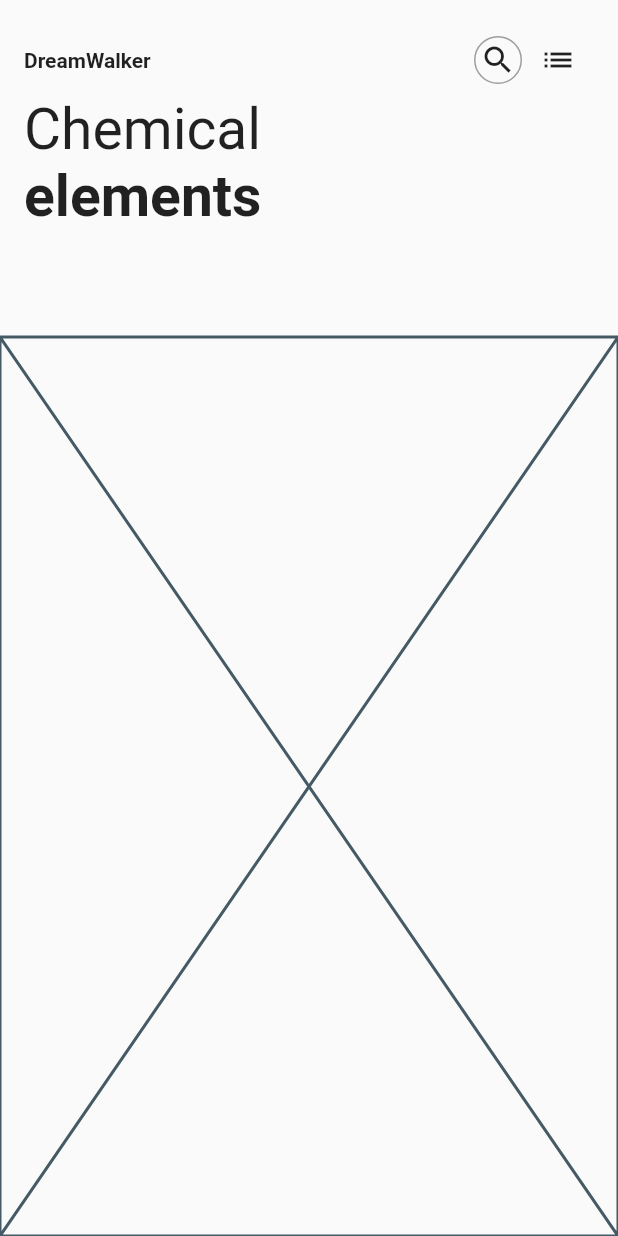
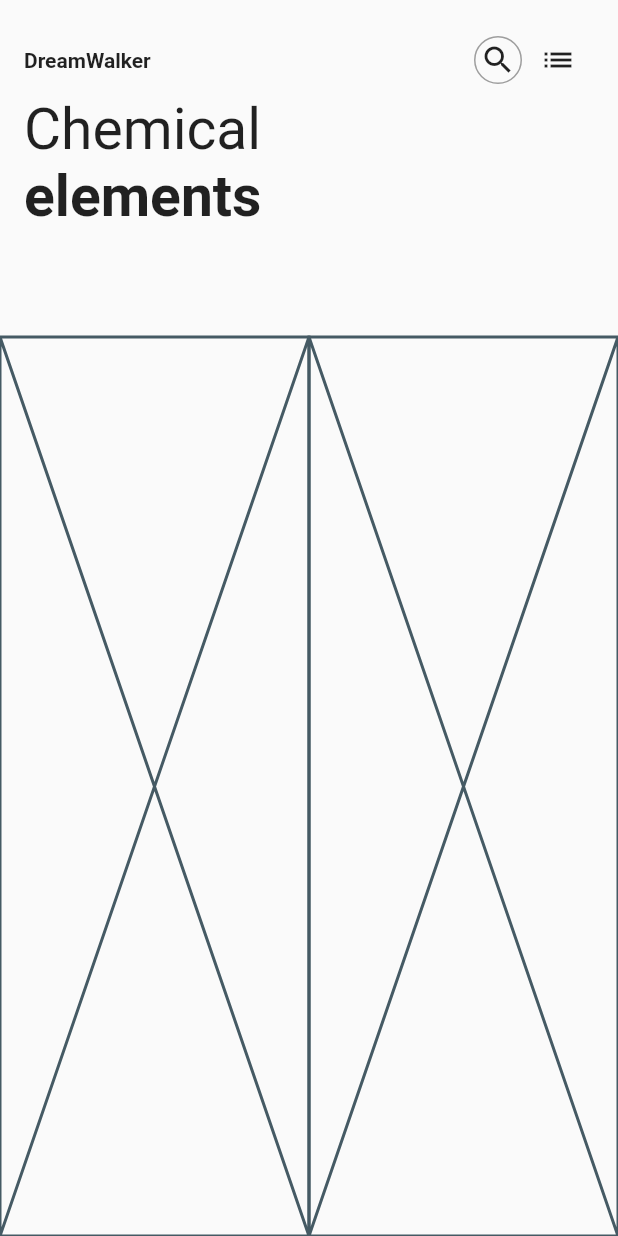
Before and after one commit to JAICHANGPARK/flutter_notebook_8th_story, a Flutter app: the screen it shows after launch, on a phone screen of 412 x 824 dp. Run offline on Flutter 3.47's test engine with Material 2 defaults, Android fonts, the phone set to English and light mode, and no system bars.

Commit message:
Update element_main_page.dart

```diff
--- a/lib/ep551_element_app/element_main_page.dart
+++ b/lib/ep551_element_app/element_main_page.dart
@@ -63,7 +63,12 @@ class _ElementMainPageState extends State<ElementMainPage> {
                     ],
                   ),
                 )),
-            Expanded(flex: 8, child: Placeholder()),
+            Expanded(flex: 8, child: Row(
+              children: [
+                Expanded(child: Placeholder()),
+                Expanded(child: Placeholder()),
+              ],
+            )),
           ],
         ),
       ),
```
